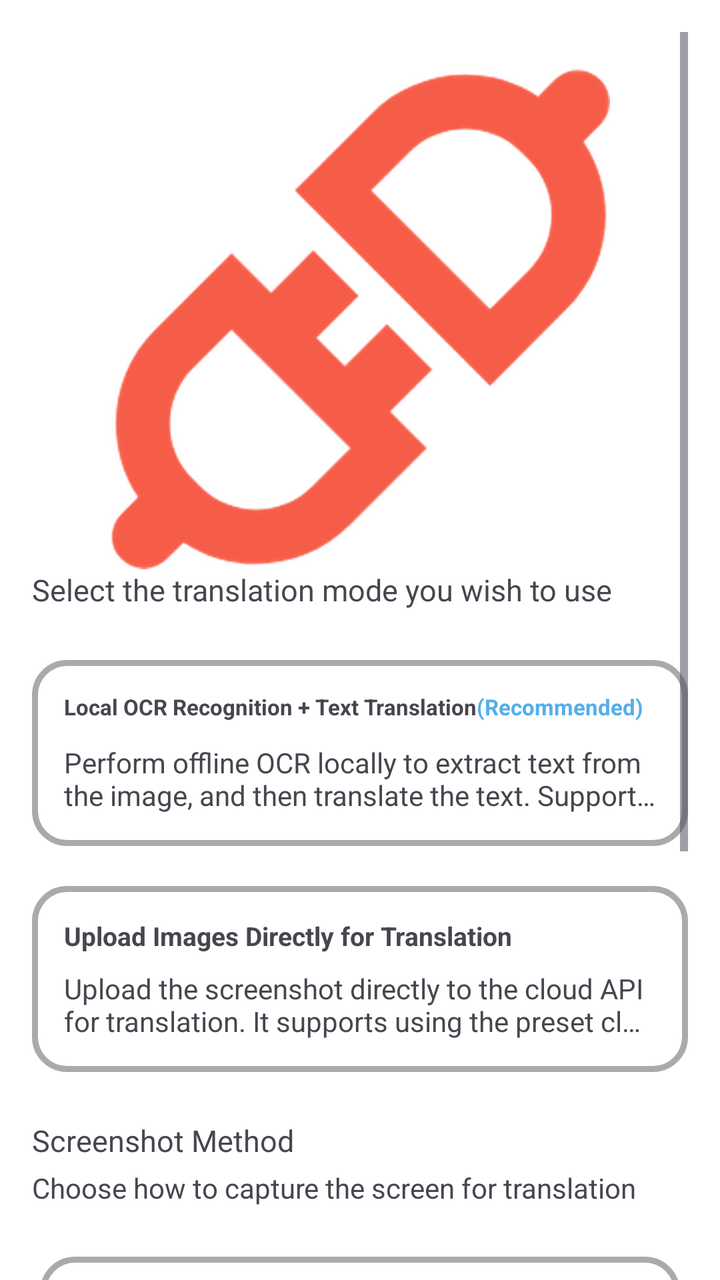
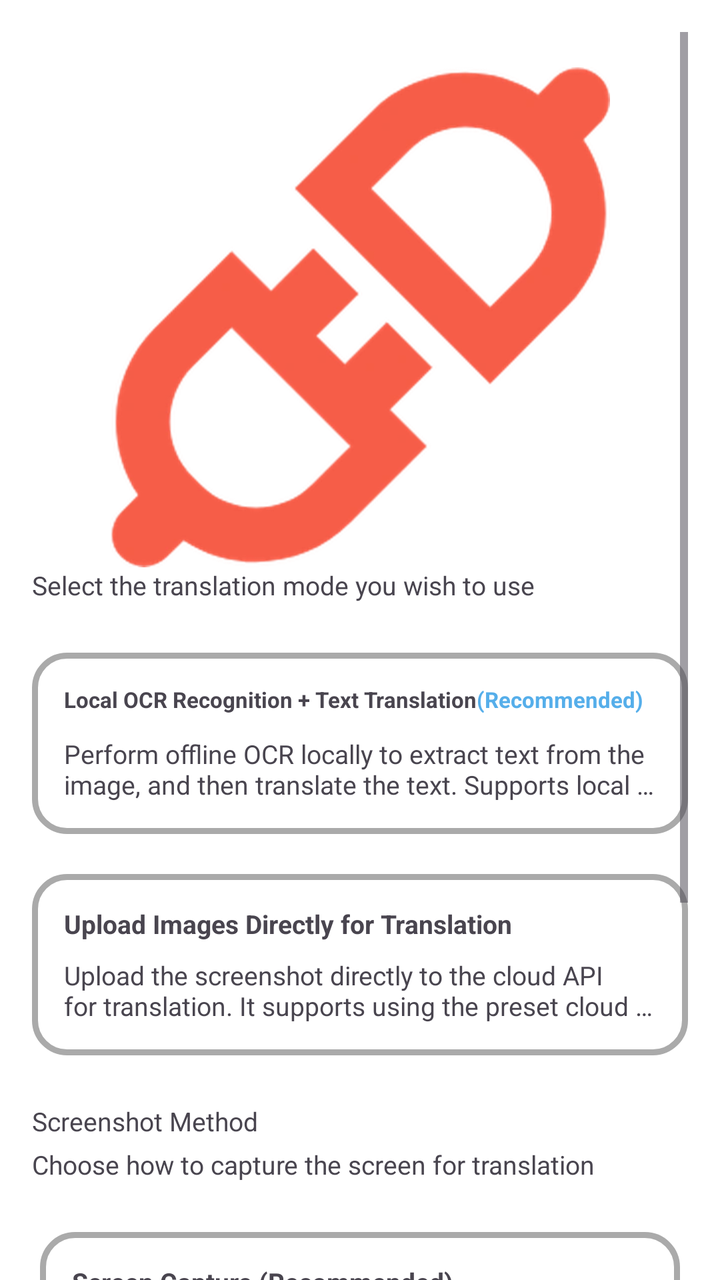

Two renders of the same Android screen: before a commit and after it. Below are the layout's source before the change and the commit's diff.
<!-- AndroidManifest.xml: application theme Theme.MT -->
<!-- res/layout/fragment_translation_mode.xml -->
<?xml version="1.0" encoding="utf-8"?>
<ScrollView xmlns:android="http://schemas.android.com/apk/res/android"
    xmlns:app="http://schemas.android.com/apk/res-auto"
    xmlns:tools="http://schemas.android.com/tools"
    android:id="@+id/constrainLayout"
    android:layout_width="match_parent"
    android:layout_height="match_parent"
    android:padding="16dp"
    android:clipChildren="false"
    android:clipToPadding="false"
    tools:context=".me.settings.TranslationMode" >

    <androidx.constraintlayout.widget.ConstraintLayout
        android:layout_width="match_parent"
        android:layout_height="wrap_content"
        android:clipChildren="false"
        android:clipToPadding="false"
        app:layout_constraintBottom_toBottomOf="parent"
        app:layout_constraintEnd_toEndOf="parent"
        app:layout_constraintStart_toStartOf="parent"
        app:layout_constraintTop_toTopOf="parent">

        <androidx.constraintlayout.widget.Guideline
            android:id="@+id/guideline"
            android:layout_width="wrap_content"
            android:layout_height="wrap_content"
            android:orientation="horizontal"
            app:layout_constraintGuide_percent="0.02" />

        <ImageView
            android:id="@+id/api_imageView"
            android:layout_width="250dp"
            android:layout_height="250dp"
            android:src="@drawable/apiicon"
            android:scaleType="centerCrop"
            app:layout_constraintEnd_toEndOf="parent"
            app:layout_constraintStart_toStartOf="parent"
            app:layout_constraintTop_toBottomOf="@id/guideline" />

        <TextView
            android:id="@+id/des_textView"
            android:layout_width="wrap_content"
            android:layout_height="wrap_content"
            android:text="@string/choose_mode"
            android:textSize="15sp"
            app:layout_constraintTop_toBottomOf="@id/api_imageView"
            app:layout_constraintStart_toStartOf="parent" />

        <LinearLayout
            android:id="@+id/modeGroup"
            android:layout_width="match_parent"
            android:layout_height="wrap_content"
            android:orientation="vertical"
            android:layout_marginTop="10dp"
            app:layout_constraintTop_toBottomOf="@id/des_textView"
            app:layout_constraintEnd_toEndOf="parent"
            app:layout_constraintStart_toStartOf="parent">

            <LinearLayout
                android:id="@+id/ocrModeLayout"
                android:layout_width="match_parent"
                android:layout_height="wrap_content"
                android:layout_marginTop="15dp"
                android:background="@drawable/custom_radio_button_background"
                android:orientation="horizontal"
                android:padding="16dp">

                <LinearLayout
                    android:layout_width="match_parent"
                    android:layout_height="wrap_content"
                    android:orientation="vertical">

                    <TextView android:autoSizeTextType="uniform" android:autoSizeMinTextSize="10sp" android:autoSizeMaxTextSize="13sp" android:autoSizeStepGranularity="1sp"  android:ellipsize="end" android:maxLines="1" 
                        android:layout_width="match_parent"
                        android:layout_height="wrap_content"
                        android:text="@string/ocr_mode"
                        android:textSize="13sp"
						android:textStyle="bold"
                        android:textColorHighlight="@android:color/transparent"/>

                    <TextView
                        android:layout_width="match_parent"
                        android:layout_height="wrap_content"
                        android:layout_marginTop="8dp"
                        android:maxLines="2"
                        android:ellipsize="end"
                        android:text="@string/ocr_mode_description" />

                </LinearLayout>
            </LinearLayout>

            <LinearLayout
                android:id="@+id/picModeLayout"
                android:layout_width="match_parent"
                android:layout_height="wrap_content"
                android:layout_marginTop="20dp"
                android:background="@drawable/custom_radio_button_background"
                android:orientation="horizontal"
                android:padding="16dp">

                <LinearLayout
                    android:layout_width="match_parent"
                    android:layout_height="wrap_content"
                    android:orientation="vertical">

                    <TextView android:autoSizeTextType="uniform" android:autoSizeMinTextSize="10sp" android:autoSizeMaxTextSize="13sp" android:autoSizeStepGranularity="1sp"  android:ellipsize="end" android:maxLines="1" 
                        android:layout_width="match_parent"
                        android:layout_height="wrap_content"
                        android:text="@string/pic_mode"
                        android:textSize="13sp"
                        android:textStyle="bold" />

                    <TextView
                        android:layout_width="match_parent"
                        android:layout_height="wrap_content"
                        android:layout_marginTop="8dp"
                        android:maxLines="2"
                        android:ellipsize="end"
                        android:text="@string/pic_mode_description"
                        android:textColorHighlight="@android:color/transparent"/>

                </LinearLayout>
            </LinearLayout>

        </LinearLayout>

        
        <TextView
            android:id="@+id/screenshot_title"
            android:layout_width="wrap_content"
            android:layout_height="wrap_content"
            android:layout_marginTop="24dp"
            android:text="@string/screenshot_section_title"
            android:textSize="15sp"
            app:layout_constraintTop_toBottomOf="@id/modeGroup"
            app:layout_constraintStart_toStartOf="parent" />

        <TextView
            android:id="@+id/screenshot_desc"
            android:layout_width="wrap_content"
            android:layout_height="wrap_content"
            android:layout_marginTop="4dp"
            android:text="@string/screenshot_section_desc"
            android:textSize="14sp"
            android:textColor="?android:textColorSecondary"
            app:layout_constraintTop_toBottomOf="@id/screenshot_title"
            app:layout_constraintStart_toStartOf="parent" />

        <LinearLayout
            android:id="@+id/screenshotGroup"
            android:layout_width="match_parent"
            android:layout_height="wrap_content"
            android:orientation="vertical"
            android:clipChildren="false"
            android:clipToPadding="false"
            android:layout_marginTop="10dp"
            app:layout_constraintTop_toBottomOf="@id/screenshot_desc"
            app:layout_constraintEnd_toEndOf="parent"
            app:layout_constraintStart_toStartOf="parent">

            <LinearLayout
                android:id="@+id/mediaprojectionLayout"
                android:layout_width="match_parent"
                android:layout_height="wrap_content"
                android:layout_marginHorizontal="4dp"
                android:layout_marginTop="15dp"
                android:background="@drawable/custom_radio_button_background"
                android:orientation="horizontal"
                android:padding="16dp">

                <LinearLayout
                    android:layout_width="match_parent"
                    android:layout_height="wrap_content"
                    android:orientation="vertical">

                    <TextView android:autoSizeTextType="uniform" android:autoSizeMinTextSize="10sp" android:autoSizeMaxTextSize="13sp" android:autoSizeStepGranularity="1sp"  android:ellipsize="end" android:maxLines="1" 
                        android:layout_width="match_parent"
                        android:layout_height="wrap_content"
                        android:text="@string/screenshot_method_mediaprojection"
                        android:textSize="13sp"
						android:textStyle="bold"
                        android:textColorHighlight="@android:color/transparent"/>

                    <TextView
                        android:layout_width="match_parent"
                        android:layout_height="wrap_content"
                        android:layout_marginTop="8dp"
                        android:text="@string/screenshot_mediaprojection_desc" />

                </LinearLayout>
            </LinearLayout>

            <LinearLayout
                android:id="@+id/accessibilityLayout"
                android:layout_width="match_parent"
                android:layout_height="wrap_content"
                android:layout_marginHorizontal="4dp"
                android:layout_marginTop="20dp"
                android:background="@drawable/custom_radio_button_background"
                android:orientation="horizontal"
                android:padding="16dp">

                <LinearLayout
                    android:layout_width="match_parent"
                    android:layout_height="wrap_content"
                    android:orientation="vertical">

                    <TextView android:autoSizeTextType="uniform" android:autoSizeMinTextSize="10sp" android:autoSizeMaxTextSize="14sp" android:autoSizeStepGranularity="1sp"  android:ellipsize="end" android:maxLines="1" 
                        android:layout_width="match_parent"
                        android:layout_height="wrap_content"
                        android:text="@string/screenshot_method_accessibility"
                        android:textSize="14sp"
                        android:textStyle="bold" />

                    <TextView
                        android:layout_width="match_parent"
                        android:layout_height="wrap_content"
                        android:layout_marginTop="8dp"
                        android:text="@string/screenshot_accessibility_desc"
                        android:textColorHighlight="@android:color/transparent"/>

                </LinearLayout>
            </LinearLayout>

        </LinearLayout>

    </androidx.constraintlayout.widget.ConstraintLayout>

</ScrollView>
<!-- resources referenced by this layout -->
<resources>
  <!-- drawable apiicon: webp bitmap (drawable, 46238 bytes) -->
  <!-- drawable custom_radio_button_background (drawable) -->
  <?xml version="1.0" encoding="utf-8"?>
  <shape xmlns:android="http://schemas.android.com/apk/res/android"
      android:shape="rectangle">
  
      <corners android:radius="16dp" />
      <stroke android:width="3dp" android:color="@android:color/darker_gray" />
      <solid android:color="@color/surface" />
  
  </shape>
  <string name="choose_mode">Select the translation mode you wish to use</string>
  <string name="ocr_mode">Local OCR Recognition + Text Translation<font color="#55AEEA">(Recommended)</font></string>
  <string name="ocr_mode_description">Perform offline OCR locally to extract text from the image, and then translate the text. Supports local machine offline text translation, as well as the use of preset cloud text translation APIs and custom cloud text translation APIs. Note that offline OCR recognition only supports Chinese,  English, Japanese, and Korean. This method consumes very little data traffic; if you choose to process it completely locally, you can even do it completely offline.</string>
  <string name="pic_mode">Upload Images Directly for Translation</string>
  <string name="pic_mode_description">Upload the screenshot directly to the cloud API for translation. It supports using the preset cloud image translation API, and also supports using the custom cloud image translation API. <font color="#55AEEA">It does not support local translation</font>. This method consumes relatively more data traffic.</string>
  <string name="screenshot_accessibility_desc">✅ One-time authorization — never asked again\n✅ No persistent notification — clean status bar\n❌ Must manually enable in system accessibility settings</string>
  <string name="screenshot_mediaprojection_desc">✅ Works out of the box — no additional service to install or configure\n❌ Permission dialog on every launch\n❌ Android requires persistent "recording" notification</string>
  <string name="screenshot_method_accessibility">Accessibility Service</string>
  <string name="screenshot_method_mediaprojection">Screen Capture (Recommended)</string>
  <string name="screenshot_section_desc">Choose how to capture the screen for translation</string>
  <string name="screenshot_section_title">Screenshot Method</string>
  <style name="Theme.MT" parent="Base.Theme.MT">
          
          <item name="android:navigationBarColor">@android:color/transparent</item>
          <item name="android:statusBarColor">@android:color/transparent</item>
          <item name="android:windowLightStatusBar">?attr/isLightTheme</item>
      </style>
  <color name="surface">#FFFFFF</color>
  <style name="Base.Theme.MT" parent="Theme.Material3.DayNight.NoActionBar">
          <item name="colorPrimary">@color/primary</item>
          <item name="preferenceTheme">@style/AppPreferenceTheme</item>
          <item name="android:windowBackground">@color/surface</item>
          <item name="android:navigationBarColor">
              @android:color/transparent
          </item>
          <item name="android:enforceNavigationBarContrast">false</item>
          <item name="android:enforceStatusBarContrast">false</item>
      </style>
  <color name="primary">#55AEEA</color>
  <style name="AppPreferenceTheme" parent="@style/PreferenceThemeOverlay">
          <item name="android:preferenceStyle">@style/AppPrefStyle</item>
      </style>
  <style name="AppPrefStyle">
          <item name="android:layout">@layout/preference_item_fit</item>
      </style>
</resources>

<!-- the commit's change to res/layout/fragment_translation_mode.xml (unified diff, before → after) -->
@@ -42,7 +42,7 @@
             android:layout_width="wrap_content"
             android:layout_height="wrap_content"
             android:text="@string/choose_mode"
-            android:textSize="15sp"
+            android:textSize="13sp"
             app:layout_constraintTop_toBottomOf="@id/api_imageView"
             app:layout_constraintStart_toStartOf="parent" />
 
@@ -78,7 +78,7 @@
 						android:textStyle="bold"
                         android:textColorHighlight="@android:color/transparent"/>
 
-                    <TextView
+                    <TextView android:textSize="13sp" 
                         android:layout_width="match_parent"
                         android:layout_height="wrap_content"
                         android:layout_marginTop="8dp"
@@ -110,7 +110,7 @@
                         android:textSize="13sp"
                         android:textStyle="bold" />
 
-                    <TextView
+                    <TextView android:textSize="13sp" 
                         android:layout_width="match_parent"
                         android:layout_height="wrap_content"
                         android:layout_marginTop="8dp"
@@ -131,7 +131,7 @@
             android:layout_height="wrap_content"
             android:layout_marginTop="24dp"
             android:text="@string/screenshot_section_title"
-            android:textSize="15sp"
+            android:textSize="13sp"
             app:layout_constraintTop_toBottomOf="@id/modeGroup"
             app:layout_constraintStart_toStartOf="parent" />
 
@@ -141,7 +141,7 @@
             android:layout_height="wrap_content"
             android:layout_marginTop="4dp"
             android:text="@string/screenshot_section_desc"
-            android:textSize="14sp"
+            android:textSize="13sp"
             android:textColor="?android:textColorSecondary"
             app:layout_constraintTop_toBottomOf="@id/screenshot_title"
             app:layout_constraintStart_toStartOf="parent" />
@@ -181,7 +181,7 @@
 						android:textStyle="bold"
                         android:textColorHighlight="@android:color/transparent"/>
 
-                    <TextView
+                    <TextView android:textSize="13sp" 
                         android:layout_width="match_parent"
                         android:layout_height="wrap_content"
                         android:layout_marginTop="8dp"
@@ -209,10 +209,10 @@
                         android:layout_width="match_parent"
                         android:layout_height="wrap_content"
                         android:text="@string/screenshot_method_accessibility"
-                        android:textSize="14sp"
+                        android:textSize="13sp"
                         android:textStyle="bold" />
 
-                    <TextView
+                    <TextView android:textSize="13sp" 
                         android:layout_width="match_parent"
                         android:layout_height="wrap_content"
                         android:layout_marginTop="8dp"
